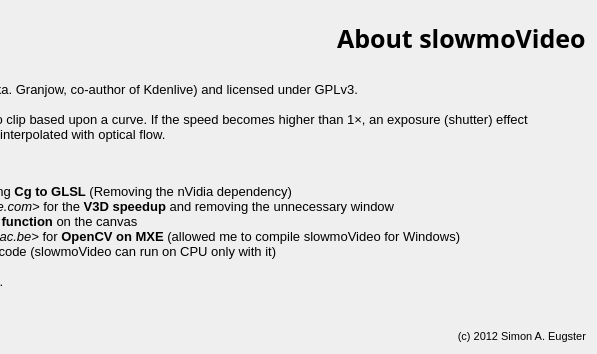
Old version of the form src/slowmoUI/dialogues/aboutDialog.ui in the repository slowmoVideo/slowmoVideo; both pictures show x 306 to 903 and y 0 to 354 of the 903 by 354 pixel window.
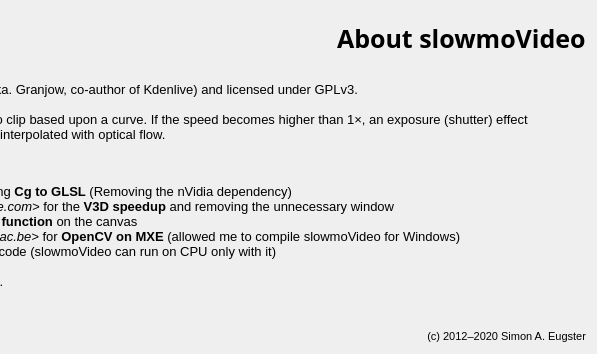
New version of the form.

Diff of the .ui file:
```diff
--- a/src/slowmoUI/dialogues/aboutDialog.ui
+++ b/src/slowmoUI/dialogues/aboutDialog.ui
@@ -130,7 +130,7 @@
         </font>
        </property>
        <property name="text">
-        <string>(c) 2012 Simon A. Eugster</string>
+        <string>(c) 2012–2020 Simon A. Eugster</string>
        </property>
        <property name="alignment">
         <set>Qt::AlignRight|Qt::AlignTrailing|Qt::AlignVCenter</set>
```
